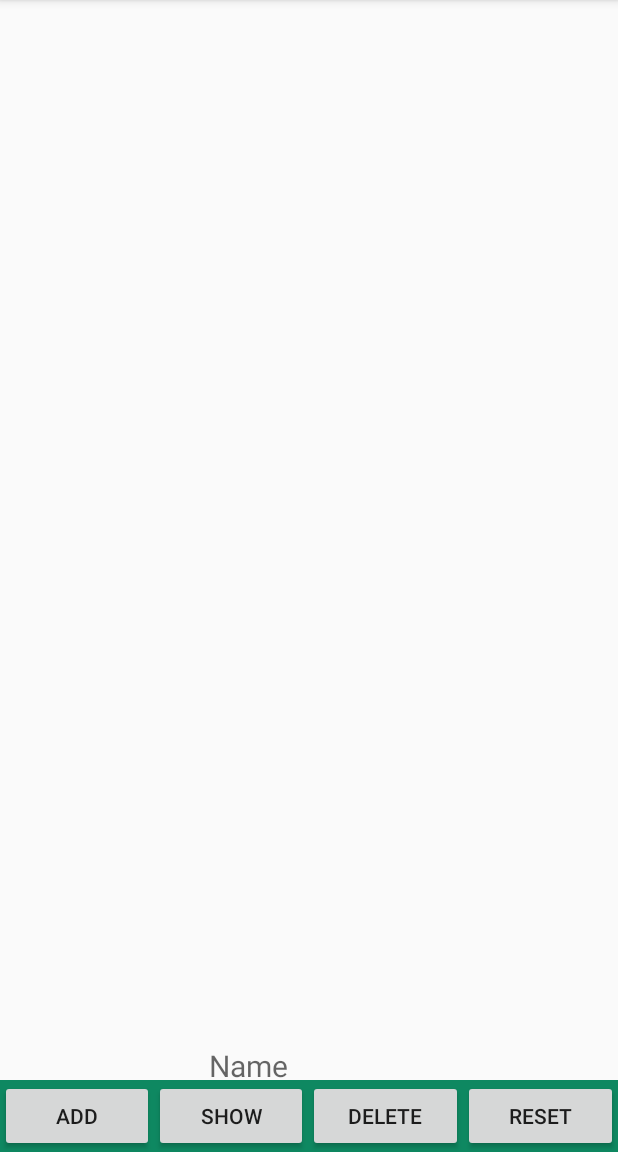
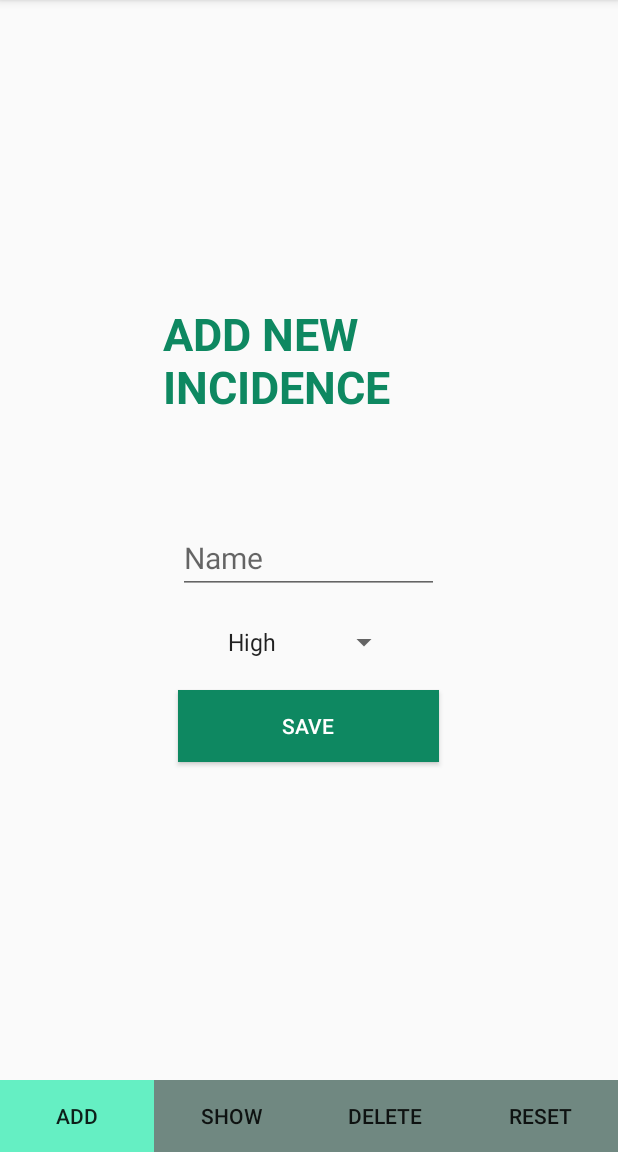
Before and after one commit to klitna/AppIncidencias-SQL, an Android app: the screen it shows after launch (MainActivity), after a tap on "ADD", on a phone screen of 412 x 824 dp, the part 84-1236 px from its top. Run offline under Robolectric (Android 15) with nearby library versions, the phone set to English and light mode, and no system bars.

Commit message:
addIncidence working fine

```diff
--- a/app/src/main/java/com/example/myapplication/AddIncidence.java
+++ b/app/src/main/java/com/example/myapplication/AddIncidence.java
@@ -1,6 +1,7 @@
 package com.example.myapplication;
 
 import android.content.Context;
+import android.content.res.Resources;
 import android.database.sqlite.SQLiteDatabase;
 import android.os.Bundle;
 
@@ -9,19 +10,30 @@ import androidx.fragment.app.FragmentActivity;
 import androidx.fragment.app.FragmentManager;
 import androidx.fragment.app.FragmentTransaction;
 
+import android.telecom.ConnectionService;
 import android.util.Log;
+import android.view.KeyEvent;
 import android.view.LayoutInflater;
 import android.view.View;
 import android.view.ViewGroup;
+import android.view.inputmethod.EditorInfo;
+import android.widget.AdapterView;
+import android.widget.ArrayAdapter;
 import android.widget.Button;
+import android.widget.EditText;
+import android.widget.Spinner;
+import android.widget.TextView;
 import android.widget.Toast;
+
+import com.example.myapplication.DB.IncidenciaDBHelper;
 
 import static com.example.myapplication.DB.IncidenciaDBHelper.insertIncidencia;
 
-public class AddIncidence extends Fragment {
+public class AddIncidence extends Fragment implements AdapterView.OnItemSelectedListener  {
 
     FragmentManager addIncidenceManager = null;
     FragmentTransaction addIncidenceTransaction = null;
+    IncidenciaDBHelper dbHelper;
     SQLiteDatabase db;
     Incidence incidence;
     public AddIncidence() {
@@ -29,23 +41,63 @@ public class AddIncidence extends Fragment {
     }
 
     @Override
-    public View onCreateView(LayoutInflater inflater, ViewGroup container,
+    public View onCreateView(LayoutInflater inflater, final ViewGroup container,
                              Bundle savedInstanceState) {
         // Inflate the layout for this fragment
         View fAddIncidence = inflater.inflate(R.layout.fragment_add_incidence, container, false);
-        Button buttonAdd = fAddIncidence.findViewById(R.id.saveIncidenceButton);
-        buttonAdd.setOnClickListener(new View.OnClickListener() {
-            @Override
-            public void onClick(View v) {
-                insertIncidencia(db, incidence);
-                Log.i("add", "incidence added");
+
+        dbHelper = new IncidenciaDBHelper(container.getContext());
+        db = dbHelper.getWritableDatabase();
+
+
+        final EditText incidenceName = (EditText)fAddIncidence.findViewById(R.id.editTextTextPersonName);
+        final Button saveIncidenceButton=(Button)fAddIncidence.findViewById(R.id.saveIncidenceButton);
+
+        final Spinner addIncidenceSpinner = (Spinner) fAddIncidence.findViewById(R.id.addIncidenceSpinner);
+        addIncidenceSpinner.setOnItemSelectedListener((AdapterView.OnItemSelectedListener) getView());
+        String[] urgenceValues;
+        Resources res = getResources();
+        urgenceValues = res.getStringArray(R.array.incidencesUrgence ) ;
+
+        ArrayAdapter<String> dataAdapter = new ArrayAdapter<String>(getContext(), android.R.layout.simple_spinner_item, urgenceValues);
+        dataAdapter.setDropDownViewResource(android.R.layout.simple_spinner_dropdown_item);
+        addIncidenceSpinner.setAdapter(dataAdapter);
+
+        incidenceName.setOnEditorActionListener(new TextView.OnEditorActionListener() {
+            public boolean onEditorAction(TextView v, int actionId, KeyEvent event) {
+                if ((event != null && (event.getKeyCode() == KeyEvent.KEYCODE_ENTER)) || (actionId == EditorInfo.IME_ACTION_DONE)) {
+                    saveIncidenceButton.performClick();
+                    Toast.makeText(getActivity(), "Incidence saved succesfuly!", Toast.LENGTH_LONG).show();
+                }
+                return false;
             }
         });
 
-        return inflater.inflate(R.layout.fragment_add_incidence, container, false);
+        saveIncidenceButton.setOnClickListener(new View.OnClickListener() {
+            @Override
+            public void onClick(View v) {
+                if (incidenceName.equals(" ") || incidenceName.equals(null)) {
+                    Toast.makeText(container.getContext(), "Name cannot be empty!", Toast.LENGTH_SHORT).show();
+                } else {
+                    Incidence incidence = new Incidence(incidenceName.getText().toString(), addIncidenceSpinner.getSelectedItem().toString());
+                    incidence.name=incidenceName.getText().toString();
+                    incidence.urgence=addIncidenceSpinner.getSelectedItem().toString();
+                    dbHelper.insertIncidencia(db, incidence.name, incidence.urgence);
+                    Log.i("add_incidence_success", "person name: "+incidence.name );
+                    Toast.makeText(container.getContext(), "Incidence saved succesfully!", Toast.LENGTH_SHORT).show();
+                }
+            }
+        });
+
+        return fAddIncidence;
     }
 
-
+    @Override
+    public void onDestroy() {
+        dbHelper.close();
+        db.close();
+        super.onDestroy();
+    }
 
     public void onBackClick(LayoutInflater inflater, ViewGroup container,
                             Bundle savedInstanceState){
@@ -57,4 +109,16 @@ public class AddIncidence extends Fragment {
         addIncidenceTransaction.replace(R.id.constraintMainLayout, fMenu);
         addIncidenceTransaction.commit();
     }
+
+    @Override
+    public void onItemSelected(AdapterView<?> parent, View view, int position, long id) {
+        String text = parent.getItemAtPosition(position).toString();
+
+        Toast.makeText(parent.getContext(), text, Toast.LENGTH_SHORT).show();
+    }
+
+    @Override
+    public void onNothingSelected(AdapterView<?> parent) {
+
+    }
 }
--- a/app/src/main/java/com/example/myapplication/DB/IncidenciaContract.java
+++ b/app/src/main/java/com/example/myapplication/DB/IncidenciaContract.java
@@ -8,5 +8,6 @@ public class IncidenciaContract {
         public static final String TABLE_NAME ="incidencia";
         public static final String ID = "id";
         public static final String COLUMN_NAME_TITLE = "title";
+        public static final String COLUMN2_NAME_TITLE = "urgence";
     }
 }
--- a/app/src/main/java/com/example/myapplication/LoginActivity.java
+++ b/app/src/main/java/com/example/myapplication/LoginActivity.java
@@ -21,6 +21,7 @@ public class LoginActivity extends AppCompatActivity {
         final EditText pass = findViewById(R.id.loginPassword);
         final Button loginButton = findViewById(R.id.loginButton);
 
+        //temporary
         user.setText("admin");
         pass.setText("admin");
 
@@ -29,7 +30,7 @@ public class LoginActivity extends AppCompatActivity {
                 String username = user.getText().toString();
                 String password = pass.getText().toString();
                 if (username.equals("admin") && password.equals("admin")) {
-                    finishLogin();
+                    goToMenu();
                     Log.i("click", "logged");
                 }
                 else
@@ -38,7 +39,7 @@ public class LoginActivity extends AppCompatActivity {
         });
     }
 
-    public void finishLogin() {
+    public void goToMenu() {
         Intent intentMain = new Intent(this, MainActivity.class);
         startActivity(intentMain);
     }
--- a/app/src/main/java/com/example/myapplication/Menu.java
+++ b/app/src/main/java/com/example/myapplication/Menu.java
@@ -1,6 +1,7 @@
 package com.example.myapplication;
 
 import android.content.Context;
+import android.graphics.Color;
 import android.media.Image;
 import android.os.Bundle;
 
@@ -31,14 +32,23 @@ public class Menu extends Fragment {
                              Bundle savedInstanceState) {
 
         final View fMenu = inflater.inflate(R.layout.fragment_menu, container, false);
-        Button btnAdd = fMenu.findViewById(R.id.addIncidenceButton);
-        Button btnShow = fMenu.findViewById(R.id.listIncidenceButton);
-        Button btnDelete = fMenu.findViewById(R.id.deleteIncidenceButton);
-        Button btnDeleteAll = fMenu.findViewById(R.id.deleteIncidencesButton);
+        final Button btnAdd = fMenu.findViewById(R.id.addIncidenceButton);
+        final Button btnShow = fMenu.findViewById(R.id.listIncidenceButton);
+        final Button btnDelete = fMenu.findViewById(R.id.deleteIncidenceButton);
+        final Button btnDeleteAll = fMenu.findViewById(R.id.deleteIncidencesButton);
+
+        btnAdd.setBackgroundColor(Color.parseColor("#65EFC3"));
+        btnShow.setBackgroundColor(Color.parseColor("#708881"));
+        btnDelete.setBackgroundColor(Color.parseColor("#708881"));
+        btnDeleteAll.setBackgroundColor(Color.parseColor("#708881"));
 
         btnAdd.setOnClickListener(new View.OnClickListener() {
             @Override
             public void onClick(View v) {
+                btnAdd.setBackgroundColor(Color.parseColor("#65EFC3"));
+                btnShow.setBackgroundColor(Color.parseColor("#708881"));
+                btnDelete.setBackgroundColor(Color.parseColor("#708881"));
+                btnDeleteAll.setBackgroundColor(Color.parseColor("#708881"));
                 Log.i("click", "button add clicked");
                 menuManager = getFragmentManager();
                 menuTransaction = menuManager.beginTransaction();
@@ -51,6 +61,10 @@ public class Menu extends Fragment {
         btnShow.setOnClickListener(new View.OnClickListener() {
             @Override
             public void onClick(View v) {
+                btnAdd.setBackgroundColor(Color.parseColor("#708881"));
+                btnShow.setBackgroundColor(Color.parseColor("#65EFC3"));
+                btnDelete.setBackgroundColor(Color.parseColor("#708881"));
+                btnDeleteAll.setBackgroundColor(Color.parseColor("#708881"));
                 Log.i("click", "button show clicked");
                 menuManager = getFragmentManager();
                 menuTransaction = menuManager.beginTransaction();
@@ -63,6 +77,10 @@ public class Menu extends Fragment {
         btnDelete.setOnClickListener(new View.OnClickListener() {
             @Override
             public void onClick(View v) {
+                btnAdd.setBackgroundColor(Color.parseColor("#708881"));
+                btnShow.setBackgroundColor(Color.parseColor("#708881"));
+                btnDelete.setBackgroundColor(Color.parseColor("#65EFC3"));
+                btnDeleteAll.setBackgroundColor(Color.parseColor("#708881"));
                 Log.i("click", "button delete one incidence clicked");
                 menuManager = getFragmentManager();
                 menuTransaction = menuManager.beginTransaction();
--- a/app/src/main/res/layout/activity_main.xml
+++ b/app/src/main/res/layout/activity_main.xml
@@ -6,28 +6,35 @@
     android:layout_height="match_parent"
     tools:context=".MainActivity">
 
-
-    <androidx.constraintlayout.widget.ConstraintLayout
-        android:id="@+id/constraintMainLayout"
-        android:layout_width="wrap_content"
-        android:layout_height="wrap_content"
-        android:layout_marginTop="1dp"
-        app:layout_constraintBottom_toBottomOf="parent"
+<!--app:layout_constraintBottom_toTopOf="@id/menuBar"
         app:layout_constraintEnd_toEndOf="parent"
         app:layout_constraintStart_toStartOf="parent"
-        app:layout_constraintTop_toBottomOf="parent"></androidx.constraintlayout.widget.ConstraintLayout>
+        app:layout_constraintTop_toBottomOf="parent"-->
+
+    <LinearLayout
+        android:id="@+id/constraintMainLayout"
+        android:layout_width="0dp"
+        android:layout_height="0dp"
+        android:orientation="vertical"
+        app:layout_constraintBottom_toTopOf="@+id/menuBar"
+        app:layout_constraintEnd_toEndOf="parent"
+        app:layout_constraintStart_toStartOf="parent"
+        app:layout_constraintTop_toTopOf="parent">
+
+    </LinearLayout>
 
     <fragment
         android:id="@+id/menuBar"
         android:name="com.example.myapplication.Menu"
         android:layout_width="match_parent"
-        android:layout_height="match_parent"
-        app:layout_constraintBottom_toTopOf="@+id/constraintMainLayout"
+        android:layout_height="wrap_content"
+        app:layout_constraintBottom_toBottomOf="parent"
         app:layout_constraintEnd_toEndOf="parent"
+        app:layout_constraintHorizontal_bias="1.0"
         app:layout_constraintStart_toStartOf="parent"
         app:layout_constraintTop_toTopOf="parent"
+        app:layout_constraintVertical_bias="1.0"
         tools:layout="@layout/fragment_menu"></fragment>
 
 
-
 </androidx.constraintlayout.widget.ConstraintLayout>
--- a/app/src/main/res/layout/fragment_add_incidence.xml
+++ b/app/src/main/res/layout/fragment_add_incidence.xml
@@ -7,14 +7,26 @@
     tools:context=".AddIncidence">
 
     <LinearLayout
+        android:layout_width="194dp"
+        android:layout_height="wrap_content"
+        android:layout_gravity="center"
         android:orientation="vertical"
-        android:layout_gravity="center"
-        android:layout_width="wrap_content"
-        android:layout_height="wrap_content"
         app:layout_constraintBottom_toBottomOf="parent"
         app:layout_constraintEnd_toEndOf="parent"
         app:layout_constraintStart_toStartOf="parent"
         app:layout_constraintTop_toTopOf="parent">
+
+        <TextView
+            android:id="@+id/addIncidenceTitle"
+            android:layout_height="wrap_content"
+            android:layout_width="wrap_content"
+            android:text="ADD NEW INCIDENCE"
+            android:textSize="30dp"
+            android:layout_gravity="center"
+            android:layout_weight="1"
+            android:layout_marginBottom="60dp"
+            android:textStyle="bold"
+            android:textColor="@color/customBlue"/>
 
         <EditText
             android:id="@+id/editTextTextPersonName"
@@ -25,25 +37,16 @@
             android:layout_weight="1"
             android:hint="Name"
             android:inputType="textPersonName"
+            android:text=""
             android:textSize="20dp" />
 
         <LinearLayout
-            android:orientation="horizontal"
             android:layout_width="wrap_content"
             android:layout_height="wrap_content"
             android:layout_gravity="center"
-            android:layout_weight="1">
+            android:layout_weight="1"
+            android:orientation="horizontal">
 
-            <TextView
-                android:id="@+id/selectUrgenceText"
-                android:layout_width="wrap_content"
-                android:layout_height="wrap_content"
-                android:layout_gravity="center"
-                android:layout_margin="10dp"
-                android:background="@color/white"
-                android:text="Urgence"
-                android:textColor="@color/black"
-                android:textSize="20dp" />
 
             <Spinner
                 android:id="@+id/addIncidenceSpinner"
@@ -63,9 +66,9 @@
             android:layout_width="match_parent"
             android:layout_height="wrap_content"
             android:layout_margin="10dp"
+            android:background="@color/customBlue"
             android:text="SAVE"
-            android:textColor="@color/white"
-            android:background="@color/customBlue"/>
+            android:textColor="@color/white" />
 
 
     </LinearLayout>
--- a/app/src/main/res/values/colors.xml
+++ b/app/src/main/res/values/colors.xml
@@ -4,6 +4,8 @@
     <color name="colorPrimaryDark">#3700B3</color>
     <color name="colorAccent">#07836A</color>
     <color name="customBlue">#0E8861</color>
+    <color name="customBlueLight">#65EFC3</color>
+    <color name="grey">#708881</color>
     <color name="white">#FFFFFF</color>
     <color name="backgroundLogin">#e0fbff</color>
     <color name="black">#000000</color>
```
Also changed, not shown: app/src/main/java/com/example/myapplication/DB/IncidenciaDBHelper.java (+11 -3 lines), app/src/main/java/com/example/myapplication/RecyclerViewAdapter.java (+4 -4 lines), app/src/main/res/layout/fragment_delete_incidence.xml (+17 -1 lines).
